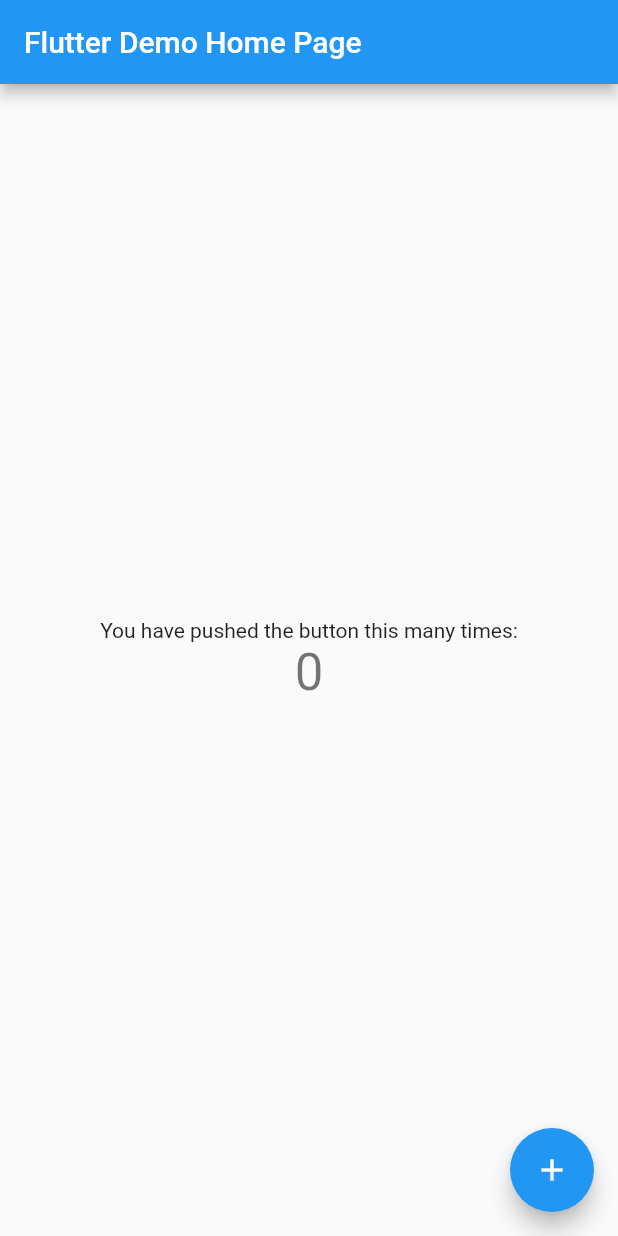
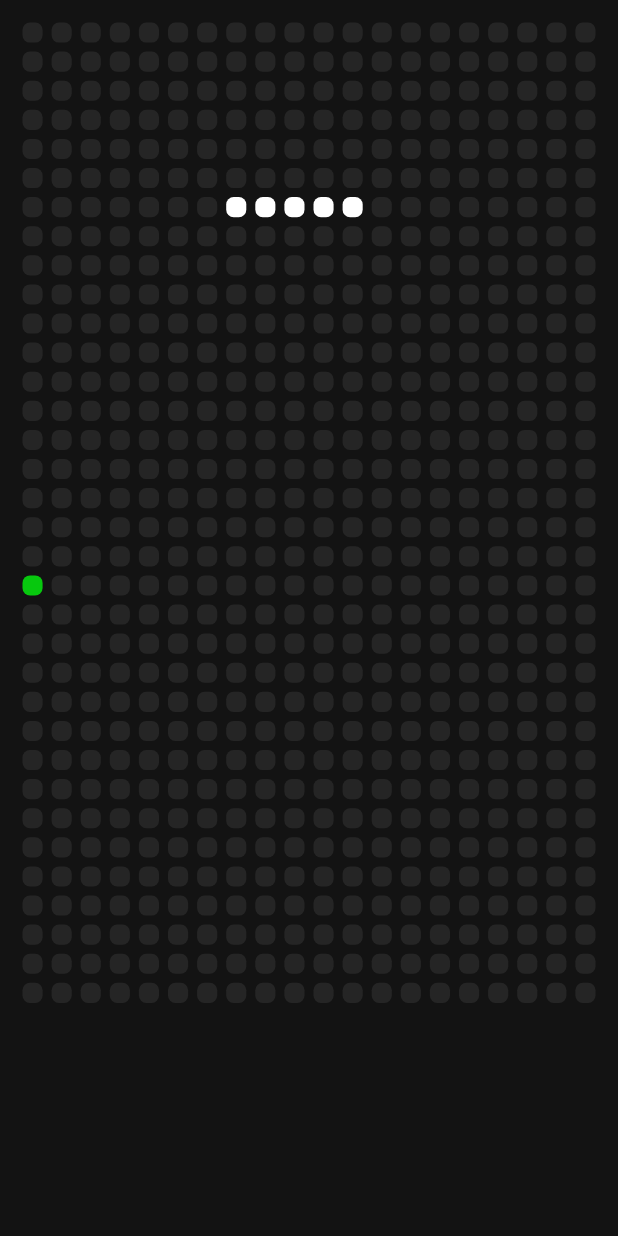
Before and after one commit to varunization4123/snake_game, a Flutter app: the screen it shows after launch, on a phone screen of 412 x 824 dp. Run offline on Flutter 3.47's test engine with Material 2 defaults, Android fonts, the phone set to English and light mode, and no system bars.

Commit message:
final commit

```diff
--- a/lib/main.dart
+++ b/lib/main.dart
@@ -1,4 +1,10 @@
+import 'dart:async';
+import 'dart:math';
+
 import 'package:flutter/material.dart';
+
+import 'screens/game_over_screen.dart';
+import 'utils/colors.dart';
 
 void main() {
   runApp(const MyApp());
@@ -13,103 +19,177 @@ class MyApp extends StatelessWidget {
     return MaterialApp(
       title: 'Flutter Demo',
       theme: ThemeData(
-        // This is the theme of your application.
-        //
-        // Try running your application with "flutter run". You'll see the
-        // application has a blue toolbar. Then, without quitting the app, try
-        // changing the primarySwatch below to Colors.green and then invoke
-        // "hot reload" (press "r" in the console where you ran "flutter run",
-        // or simply save your changes to "hot reload" in a Flutter IDE).
-        // Notice that the counter didn't reset back to zero; the application
-        // is not restarted.
-        primarySwatch: Colors.blue,
+        primarySwatch: Colors.amber,
       ),
-      home: const MyHomePage(title: 'Flutter Demo Home Page'),
+      home: const SnakeGame(),
     );
   }
 }
 
-class MyHomePage extends StatefulWidget {
-  const MyHomePage({Key? key, required this.title}) : super(key: key);
-
-  // This widget is the home page of your application. It is stateful, meaning
-  // that it has a State object (defined below) that contains fields that affect
-  // how it looks.
-
-  // This class is the configuration for the state. It holds the values (in this
-  // case the title) provided by the parent (in this case the App widget) and
-  // used by the build method of the State. Fields in a Widget subclass are
-  // always marked "final".
-
-  final String title;
+class SnakeGame extends StatefulWidget {
+  const SnakeGame({Key? key}) : super(key: key);
 
   @override
-  State<MyHomePage> createState() => _MyHomePageState();
+  State<SnakeGame> createState() => _SnakeGameState();
 }
 
-class _MyHomePageState extends State<MyHomePage> {
-  int _counter = 0;
+class _SnakeGameState extends State<SnakeGame> {
+  static List<int> snakePosition = [45, 65, 85, 105, 125];
+  int numberOfSquares = 680;
+  static var randomNumber = Random();
+  int foodPosition = randomNumber.nextInt(680);
 
-  void _incrementCounter() {
+  @override
+  void initState() {
+    super.initState();
+    startGame();
+  }
+
+  void getNewFood() {
     setState(() {
-      // This call to setState tells the Flutter framework that something has
-      // changed in this State, which causes it to rerun the build method below
-      // so that the display can reflect the updated values. If we changed
-      // _counter without calling setState(), then the build method would not be
-      // called again, and so nothing would appear to happen.
-      _counter++;
+      foodPosition = randomNumber.nextInt(680);
     });
+  }
+
+  void startGame() {
+    snakePosition = [45, 65, 85, 105, 125];
+    const duration = Duration(milliseconds: 300);
+    Timer.periodic(duration, (Timer timer) {
+      updateSnake();
+      if (gameOver()) {
+        timer.cancel();
+        _showGameOverScreen();
+      }
+    });
+  }
+
+  void _showGameOverScreen() {
+    Navigator.push(
+        context, MaterialPageRoute(builder: (builder) => GameOver()));
+  }
+
+  var direction = 'right';
+  void updateSnake() {
+    setState(() {
+      switch (direction) {
+        case 'down':
+          if (snakePosition.last > 680) {
+            snakePosition.add(snakePosition.last + 20 - 680);
+          } else {
+            snakePosition.add(snakePosition.last + 20);
+          }
+          break;
+        case 'up':
+          if (snakePosition.last < 20) {
+            snakePosition.add(snakePosition.last - 20 + 680);
+          } else {
+            snakePosition.add(snakePosition.last - 20);
+          }
+          break;
+        case 'right':
+          if ((snakePosition.last + 1) % 20 == 0) {
+            snakePosition.add(snakePosition.last + 1 - 20);
+          } else {
+            snakePosition.add(snakePosition.last + 1);
+          }
+          break;
+        case 'left':
+          if (snakePosition.last % 20 == 0) {
+            snakePosition.add(snakePosition.last - 1 + 20);
+          } else {
+            snakePosition.add(snakePosition.last - 1);
+          }
+          break;
+
+        default:
+      }
+
+      if (snakePosition.last == foodPosition) {
+        getNewFood();
+      } else {
+        snakePosition.removeAt(0);
+      }
+    });
+  }
+
+  bool gameOver() {
+    Map map = {};
+    for (var i in snakePosition) {
+      if (map.containsKey(i)) {
+        return true;
+      } else {
+        map[i] = 0;
+      }
+    }
+    return false;
   }
 
   @override
   Widget build(BuildContext context) {
-    // This method is rerun every time setState is called, for instance as done
-    // by the _incrementCounter method above.
-    //
-    // The Flutter framework has been optimized to make rerunning build methods
-    // fast, so that you can just rebuild anything that needs updating rather
-    // than having to individually change instances of widgets.
-    return Scaffold(
-      appBar: AppBar(
-        // Here we take the value from the MyHomePage object that was created by
-        // the App.build method, and use it to set our appbar title.
-        title: Text(widget.title),
-      ),
-      body: Center(
-        // Center is a layout widget. It takes a single child and positions it
-        // in the middle of the parent.
-        child: Column(
-          // Column is also a layout widget. It takes a list of children and
-          // arranges them vertically. By default, it sizes itself to fit its
-          // children horizontally, and tries to be as tall as its parent.
-          //
-          // Invoke "debug painting" (press "p" in the console, choose the
-          // "Toggle Debug Paint" action from the Flutter Inspector in Android
-          // Studio, or the "Toggle Debug Paint" command in Visual Studio Code)
-          // to see the wireframe for each widget.
-          //
-          // Column has various properties to control how it sizes itself and
-          // how it positions its children. Here we use mainAxisAlignment to
-          // center the children vertically; the main axis here is the vertical
-          // axis because Columns are vertical (the cross axis would be
-          // horizontal).
-          mainAxisAlignment: MainAxisAlignment.center,
-          children: <Widget>[
-            const Text(
-              'You have pushed the button this many times:',
-            ),
-            Text(
-              '$_counter',
-              style: Theme.of(context).textTheme.headline4,
+    return SafeArea(
+      child: Scaffold(
+        backgroundColor: background,
+        body: Column(
+          children: [
+            Expanded(
+              child: GestureDetector(
+                onVerticalDragUpdate: (details) {
+                  if (direction != 'up' && details.delta.dy > 0) {
+                    direction = 'down';
+                  } else if (direction != 'down' && details.delta.dy < 0) {
+                    direction = 'up';
+                  }
+                },
+                onHorizontalDragUpdate: (details) {
+                  if (direction != 'left' && details.delta.dx > 0) {
+                    direction = 'right';
+                  } else if (direction != 'right' && details.delta.dx < 0) {
+                    direction = 'left';
+                  }
+                },
+                child: Container(
+                  padding: const EdgeInsets.all(12),
+                  child: GridView.builder(
+                    shrinkWrap: true,
+                    physics: const NeverScrollableScrollPhysics(),
+                    itemCount: numberOfSquares,
+                    gridDelegate:
+                        const SliverGridDelegateWithFixedCrossAxisCount(
+                            crossAxisCount: 20),
+                    itemBuilder: (context, index) {
+                      if (snakePosition.contains(index)) {
+                        return Container(
+                          margin: const EdgeInsets.all(3),
+                          decoration: BoxDecoration(
+                            color: snake,
+                            borderRadius: BorderRadius.circular(5),
+                          ),
+                        );
+                      }
+                      if (index == foodPosition) {
+                        return Container(
+                          margin: const EdgeInsets.all(3),
+                          decoration: BoxDecoration(
+                            color: food,
+                            borderRadius: BorderRadius.circular(5),
+                          ),
+                        );
+                      }
+                      return Container(
+                        margin: const EdgeInsets.all(3),
+                        decoration: BoxDecoration(
+                          color: grid,
+                          borderRadius: BorderRadius.circular(5),
+                        ),
+                      );
+                    },
+                  ),
+                ),
+              ),
             ),
           ],
         ),
       ),
-      floatingActionButton: FloatingActionButton(
-        onPressed: _incrementCounter,
-        tooltip: 'Increment',
-        child: const Icon(Icons.add),
-      ), // This trailing comma makes auto-formatting nicer for build methods.
     );
   }
 }
--- /dev/null
+++ b/lib/utils/colors.dart
@@ -0,0 +1,6 @@
+import 'package:flutter/material.dart';
+
+const background = Color.fromARGB(255, 19, 19, 19);
+const grid = Color.fromARGB(255, 37, 37, 37);
+const snake = Colors.white;
+const food = Color.fromARGB(255, 7, 200, 14);
```
Also changed, not shown: lib/screens/game_over_screen.dart (added, +52 -0 lines).
